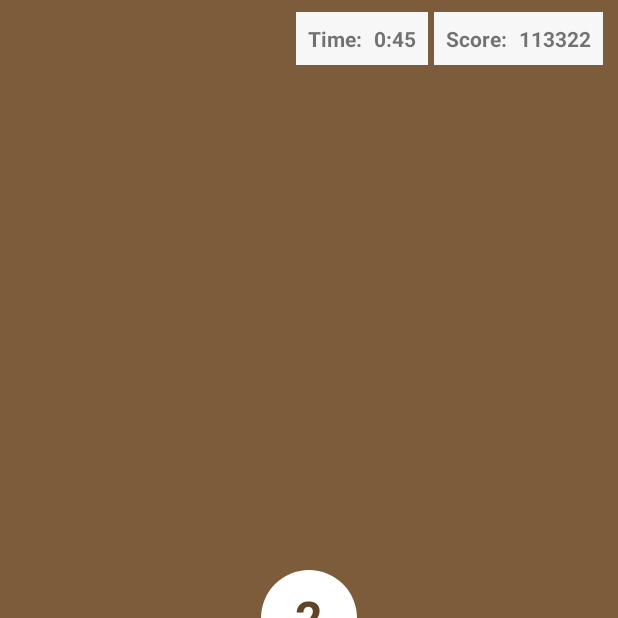
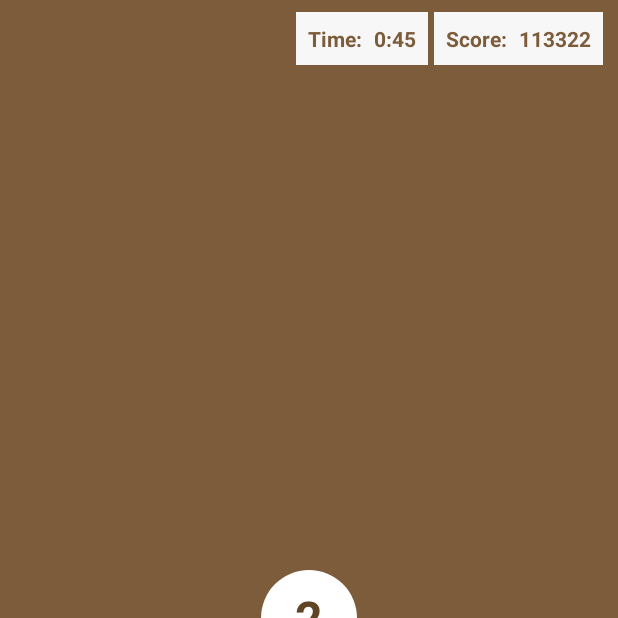
Before and after one commit to gokulnathperiasamy/ColorMatch, an Android app: the GameActivity screen opened directly, with no data from a screen before it, on a phone screen of 412 x 824 dp, the top half of it. Run offline under Robolectric (Android 15) with nearby library versions, the phone set to English and light mode, and no system bars; our stand-ins replace ButterKnife.

Commit message:
Update time and score colour.

```diff
--- a/app/src/main/res/layout/activity_game.xml
+++ b/app/src/main/res/layout/activity_game.xml
@@ -55,6 +55,7 @@
                 android:paddingStart="8dp"
                 android:paddingTop="8dp"
                 android:text="@string/time_text"
+                android:textColor="@color/colorPrimary"
                 android:textStyle="bold" />
 
             <TextView
@@ -66,6 +67,7 @@
                 android:paddingRight="8dp"
                 android:paddingTop="8dp"
                 android:text="0:45"
+                android:textColor="@color/colorPrimary"
                 android:textStyle="bold"
                 tools:text="0:45" />
 
@@ -82,6 +84,7 @@
                 android:paddingStart="8dp"
                 android:paddingTop="8dp"
                 android:text="@string/score_text"
+                android:textColor="@color/colorPrimary"
                 android:textStyle="bold" />
 
             <TextView
@@ -93,6 +96,7 @@
                 android:paddingRight="8dp"
                 android:paddingTop="8dp"
                 android:text="113322"
+                android:textColor="@color/colorPrimary"
                 android:textStyle="bold" />
 
         </LinearLayout>
```
Also changed, not shown: 1 other file.
